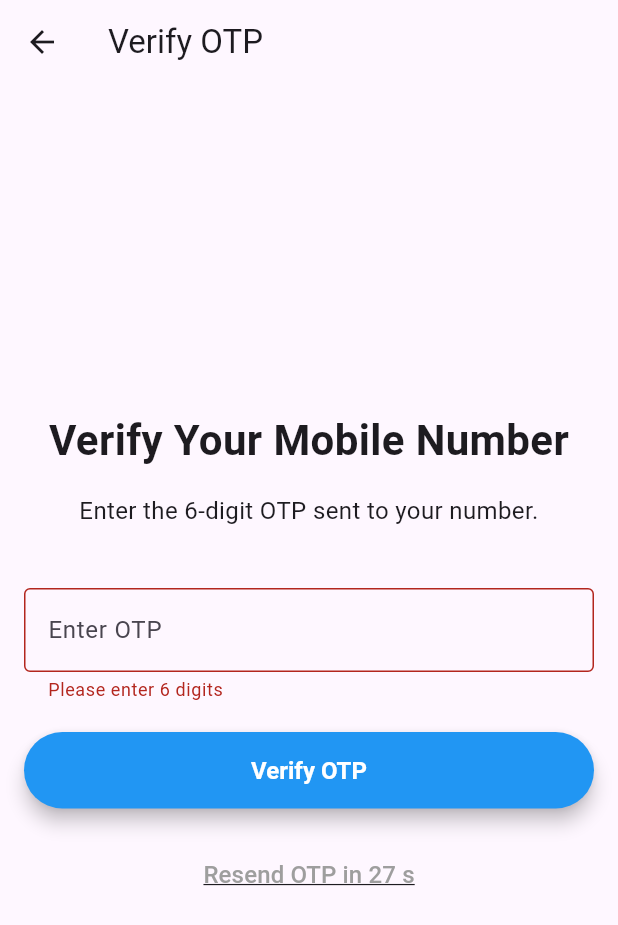
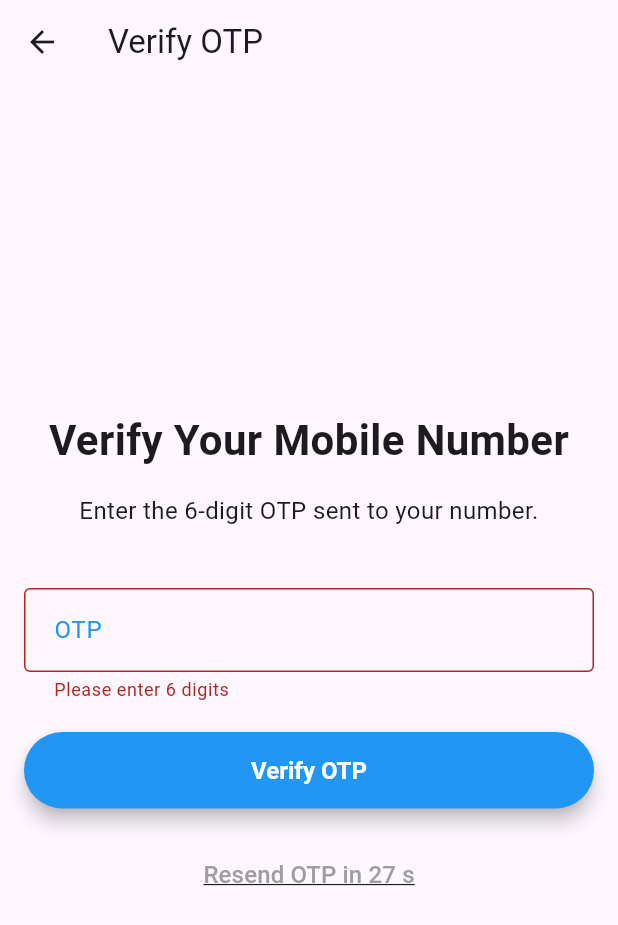
Before and after one commit to ukmurali/otomatiksclub_frontend, a Flutter app: the VerifyOtpPage screen opened directly with empty values, after a tap on "Verify OTP", on a phone screen of 412 x 824 dp. Shown: the top 925 px of the screen. Run offline on Flutter 3.47's test engine with Material 3 defaults, Android fonts, the phone set to English and light mode, and no system bars; our stand-ins replace carousel_slider, connectivity, file_picker, google_fonts, image_picker, lottie and 4 more; missing offline and left inert: dart:html, dart:ui_web; accounts and stored records are empty.

Commit message:
verify otp fixes

```diff
--- a/lib/screens/verify_otp_page.dart
+++ b/lib/screens/verify_otp_page.dart
@@ -10,6 +10,7 @@ import 'package:stem_club/screens/profile_page.dart';
 import 'package:stem_club/utils/utils.dart';
 import 'package:stem_club/widgets/custom_button.dart';
 import 'package:stem_club/widgets/custom_snack_bar.dart';
+import 'package:stem_club/widgets/custom_text_form_field.dart';
 import 'package:stem_club/widgets/loading_indicator.dart';
 
 class VerifyOtpPage extends StatefulWidget {
@@ -26,15 +27,22 @@ class VerifyOtpPage extends StatefulWidget {
 class VerifyOtpPageState extends State<VerifyOtpPage> {
   final TextEditingController _otpController = TextEditingController();
   bool _isResendEnabled = false;
-  bool _isOtpValid = true; // Track OTP validation
   bool _isLoading = false;
   int _secondsRemaining = 30;
   Timer? _timer;
+  final _formKey = GlobalKey<FormState>();
 
   @override
   void initState() {
     super.initState();
     _startTimer();
+  }
+
+  String? _validateField({required String? value, required int minLength}) {
+    if (value == null || value.isEmpty || value.length < minLength) {
+      return 'Please enter 6 digits';
+    }
+    return null;
   }
 
   void _startTimer() {
@@ -78,7 +86,7 @@ class VerifyOtpPageState extends State<VerifyOtpPage> {
   }
 
   Future<void> _verifyOtp() async {
-    if (_otpController.text.length == 6) {
+    if (!_formKey.currentState!.validate()) return;
     setState(() => _isLoading = true);
     final otp = _otpController.text;
     final response = await ApiUserService.verifyOtp(widget.phoneNumber, otp);
@@ -101,11 +109,6 @@ class VerifyOtpPageState extends State<VerifyOtpPage> {
           _onLoginSuccess();
         }
       }
-      }
-    } else {
-      setState(() {
-        _isOtpValid = false;
-      });
     }
   }
 
@@ -140,13 +143,19 @@ class VerifyOtpPageState extends State<VerifyOtpPage> {
             absorbing: _isLoading,
             child: Padding(
               padding: const EdgeInsets.all(16.0),
+              child: Center(
+                child: SizedBox(
+                  width: isWeb ? 400 : double.infinity,
+                  child: Form(
+                    key: _formKey,
                     child: Column(
                       mainAxisAlignment: MainAxisAlignment.center,
                       crossAxisAlignment: CrossAxisAlignment.stretch,
                       children: [
                         const Text(
                           'Verify Your Mobile Number',
-                    style: TextStyle(fontSize: 28.0, fontWeight: FontWeight.bold),
+                          style: TextStyle(
+                              fontSize: 28.0, fontWeight: FontWeight.bold),
                           textAlign: TextAlign.center,
                         ),
                         const SizedBox(height: 16.0),
@@ -159,20 +168,15 @@ class VerifyOtpPageState extends State<VerifyOtpPage> {
                         Center(
                           child: SizedBox(
                             width: isWeb ? 400 : double.infinity,
-                      child: TextFormField(
+                            child: CustomTextFormField(
                               controller: _otpController,
+                              labelText: 'OTP',
+                              keyboardType: TextInputType.number,
+                              validator: (value) =>
+                                  _validateField(value: value, minLength: 6),
+                              readOnly: false,
                               maxLength: 6,
-                        keyboardType: TextInputType.number,
-                        inputFormatters: [
-                          FilteringTextInputFormatter.digitsOnly,
-                          LengthLimitingTextInputFormatter(6),
-                        ],
-                        decoration: InputDecoration(
-                          hintText: 'Enter OTP',
-                          counterText: '', // Remove the counter below the input
-                          border: OutlineInputBorder(),
-                          errorText: _isOtpValid ? null : 'Please enter 6 digits',
-                        ),
+                              showCounter: false,
                             ),
                           ),
                         ),
@@ -209,6 +213,9 @@ class VerifyOtpPageState extends State<VerifyOtpPage> {
                     ),
                   ),
                 ),
+              ),
+            ),
+          ),
           if (_isLoading) const LoadingIndicator(),
         ],
       ),
```
Lines whose indentation alone changed are shown as unchanged.
